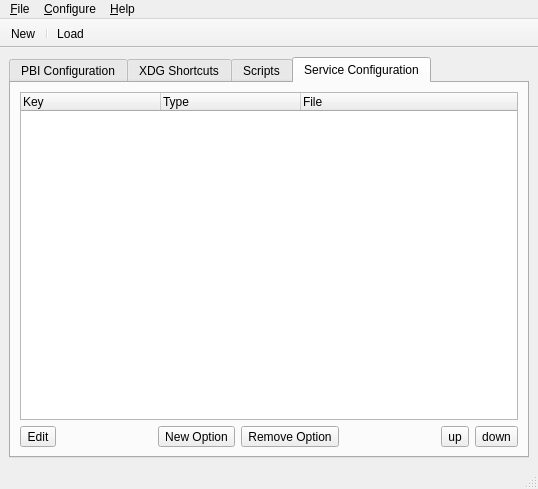
This is src-qt4/EasyPBI/mainGUI.ui in trueos/pcbsd as Qt 5 draws it before an edit. The edited form follows.
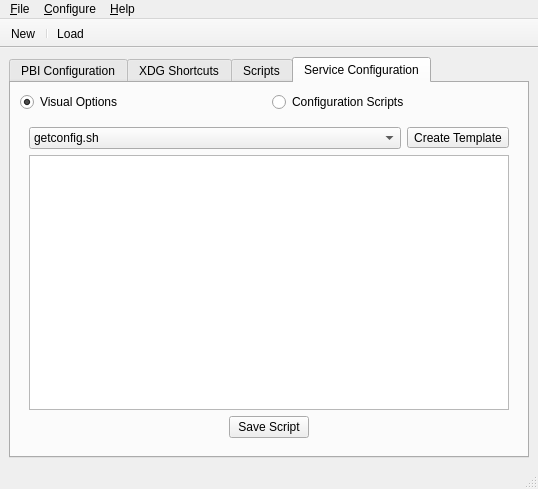
This is the edited form. The open tabs and pages were chosen to show the change. Icons and pictures are not drawn.

Commit message: Update EasyPBI to work with the new service configuration options for web-based service configuration and management.

Patch:
```diff
--- a/src-qt4/EasyPBI/mainGUI.ui
+++ b/src-qt4/EasyPBI/mainGUI.ui
@@ -1065,6 +1065,34 @@
        </attribute>
        <layout class="QVBoxLayout" name="verticalLayout">
         <item>
+         <layout class="QHBoxLayout" name="horizontalLayout_7">
+          <item>
+           <widget class="QRadioButton" name="radio_scfg_opts">
+            <property name="text">
+             <string>Visual Options</string>
+            </property>
+            <property name="checked">
+             <bool>true</bool>
+            </property>
+           </widget>
+          </item>
+          <item>
+           <widget class="QRadioButton" name="radio_scfg_scripts">
+            <property name="text">
+             <string>Configuration Scripts</string>
+            </property>
+           </widget>
+          </item>
+         </layout>
+        </item>
+        <item>
+         <widget class="QStackedWidget" name="stacked_scfg">
+          <property name="currentIndex">
+           <number>1</number>
+          </property>
+          <widget class="QWidget" name="page_scfg_opts">
+           <layout class="QVBoxLayout" name="verticalLayout_3">
+            <item>
          <widget class="QTreeWidget" name="tree_scfg">
           <property name="indentation">
            <number>0</number>
@@ -1084,7 +1112,7 @@
           </column>
           <column>
            <property name="text">
-            <string>File</string>
+                <string>Default Value</string>
            </property>
           </column>
          </widget>
@@ -1182,6 +1210,95 @@
            </widget>
           </item>
          </layout>
+            </item>
+           </layout>
+          </widget>
+          <widget class="QWidget" name="page_scfg_scripts">
+           <layout class="QVBoxLayout" name="verticalLayout_4">
+            <item>
+             <layout class="QHBoxLayout" name="horizontalLayout_8">
+              <item>
+               <widget class="QComboBox" name="combo_scfg_script">
+                <item>
+                 <property name="text">
+                  <string notr="true">getconfig.sh</string>
+                 </property>
+                </item>
+                <item>
+                 <property name="text">
+                  <string notr="true">setconfig.sh</string>
+                 </property>
+                </item>
+                <item>
+                 <property name="text">
+                  <string notr="true">doneconfig.sh</string>
+                 </property>
+                </item>
+               </widget>
+              </item>
+              <item>
+               <widget class="QToolButton" name="tool_scfg_newtemplate">
+                <property name="text">
+                 <string>Create Template</string>
+                </property>
+                <property name="icon">
+                 <iconset resource="EasyPBI.qrc">
+                  <normaloff>:/png/icons/plus.png</normaloff>:/png/icons/plus.png</iconset>
+                </property>
+                <property name="toolButtonStyle">
+                 <enum>Qt::ToolButtonTextBesideIcon</enum>
+                </property>
+               </widget>
+              </item>
+             </layout>
+            </item>
+            <item>
+             <widget class="QPlainTextEdit" name="text_scfg_script">
+              <property name="lineWrapMode">
+               <enum>QPlainTextEdit::NoWrap</enum>
+              </property>
+             </widget>
+            </item>
+            <item>
+             <layout class="QHBoxLayout" name="horizontalLayout_10">
+              <item>
+               <spacer name="horizontalSpacer_6">
+                <property name="orientation">
+                 <enum>Qt::Horizontal</enum>
+                </property>
+                <property name="sizeHint" stdset="0">
+                 <size>
+                  <width>40</width>
+                  <height>20</height>
+                 </size>
+                </property>
+               </spacer>
+              </item>
+              <item>
+               <widget class="QPushButton" name="push_scfg_savescript">
+                <property name="text">
+                 <string>Save Script</string>
+                </property>
+               </widget>
+              </item>
+              <item>
+               <spacer name="horizontalSpacer_5">
+                <property name="orientation">
+                 <enum>Qt::Horizontal</enum>
+                </property>
+                <property name="sizeHint" stdset="0">
+                 <size>
+                  <width>40</width>
+                  <height>20</height>
+                 </size>
+                </property>
+               </spacer>
+              </item>
+             </layout>
+            </item>
+           </layout>
+          </widget>
+         </widget>
         </item>
        </layout>
       </widget>
```
Left out of the diff: 2 changed lines with no effect on the pictures. Lines whose indentation alone changed are shown as unchanged. The commit also changes 11 other files.
